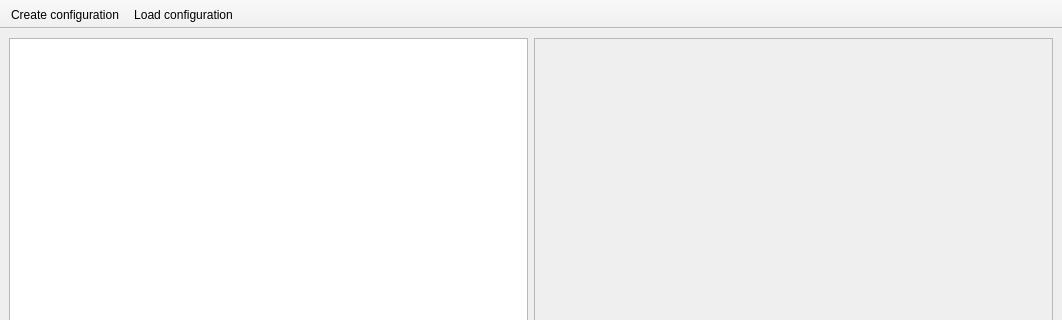
Above: ui_mainwindow.ui from Wenzel/kdesrc-build-genconf before the change; both pictures show x 0 to 1062 and y 0 to 320 of the 1062 by 600 pixel window. Below: the same form after it.
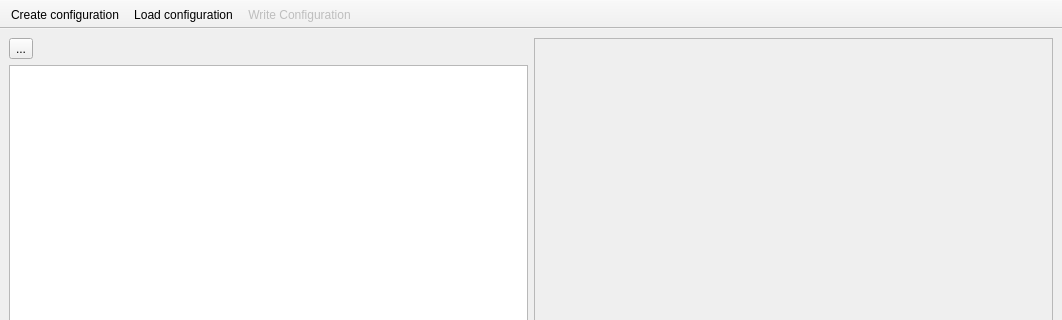
That is the form after the change.

Commit message: able to define a simple new configuration

The edit to the form file:
```diff
--- a/ui_mainwindow.ui
+++ b/ui_mainwindow.ui
@@ -16,11 +16,18 @@
   <widget class="QWidget" name="centralwidget">
    <layout class="QHBoxLayout" name="horizontalLayout">
     <item>
-     <widget class="QTreeView" name="element_treeview">
-      <attribute name="headerDefaultSectionSize">
-       <number>150</number>
-      </attribute>
-     </widget>
+     <layout class="QVBoxLayout" name="verticalLayout">
+      <item>
+       <widget class="QToolButton" name="toolButton">
+        <property name="text">
+         <string>...</string>
+        </property>
+       </widget>
+      </item>
+      <item>
+       <widget class="QTreeView" name="element_treeview"/>
+      </item>
+     </layout>
     </item>
     <item>
      <widget class="QTreeView" name="project_treeview">
@@ -47,6 +54,7 @@
    </attribute>
    <addaction name="actionCreateConfigFile"/>
    <addaction name="actionLoadConfigFile"/>
+   <addaction name="actionWriteConfigFile"/>
   </widget>
   <action name="actionLoadConfigFile">
    <property name="text">
@@ -58,6 +66,14 @@
     <string>Create configuration</string>
    </property>
   </action>
+  <action name="actionWriteConfigFile">
+   <property name="enabled">
+    <bool>false</bool>
+   </property>
+   <property name="text">
+    <string>Write Configuration</string>
+   </property>
+  </action>
  </widget>
  <resources/>
  <connections/>
```
The commit also changes 2 other files.
